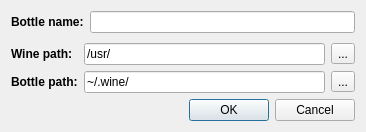
sr-tream/WineBottle, file wbedit.ui: the form before one commit.
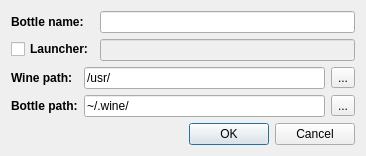
The form after the commit.

Commit message: Add support launcher for wine (eg nvidia-xrun)

What changed in the file:
```diff
--- a/wbedit.ui
+++ b/wbedit.ui
@@ -7,7 +7,7 @@
     <x>0</x>
     <y>0</y>
     <width>366</width>
-    <height>132</height>
+    <height>150</height>
    </rect>
   </property>
   <property name="windowTitle">
@@ -32,6 +32,26 @@
      <item row="0" column="1">
       <widget class="QLineEdit" name="bottleName"/>
      </item>
+     <item row="1" column="0">
+      <widget class="QCheckBox" name="cb_launcher">
+       <property name="font">
+        <font>
+         <weight>75</weight>
+         <bold>true</bold>
+        </font>
+       </property>
+       <property name="text">
+        <string>Launcher:</string>
+       </property>
+      </widget>
+     </item>
+     <item row="1" column="1">
+      <widget class="QLineEdit" name="launcher">
+       <property name="enabled">
+        <bool>false</bool>
+       </property>
+      </widget>
+     </item>
     </layout>
    </item>
    <item row="1" column="0">
```
Left out of the diff: 28 changed lines with no effect on the pictures. The commit also changes 4 other files.
